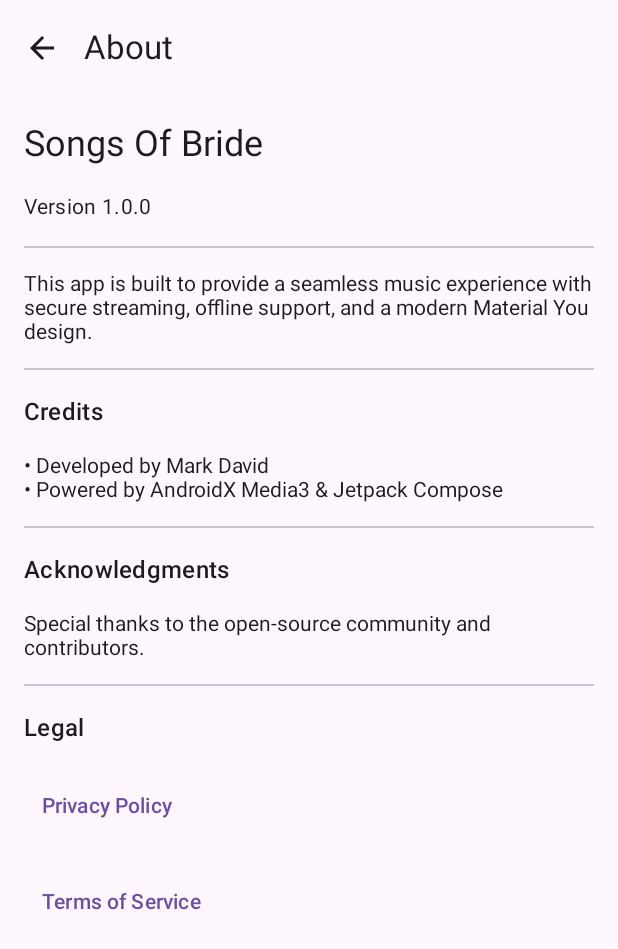
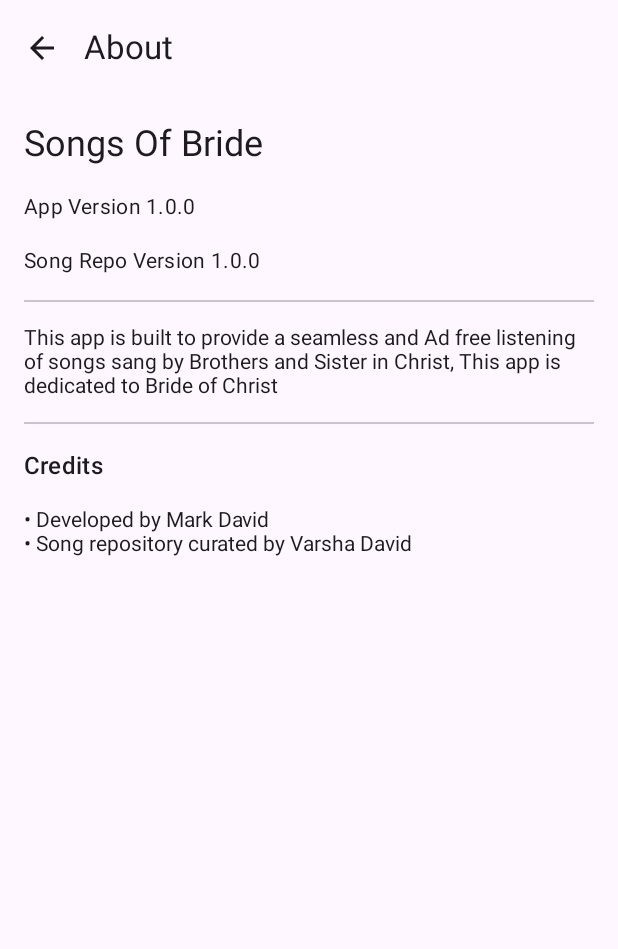
Before and after one commit to El-DMark/SongBook-Android, an Android app built with Jetpack Compose: the AboutScreen screen opened through its navigation route, on a phone screen of 412 x 824 dp. Shown: the top 949 px of the screen. Run offline under Robolectric (Android 15) with nearby library versions, the phone set to English and light mode, and no system bars; our stand-ins replace Shimmer; libraries missing offline, so code that uses them is left out: kotlinx.coroutines.guava; pictures from the network do not load; 9 statements that could not run were skipped.

```diff
--- a/app/src/main/java/com/paam/songbook/ui/about/AboutScreen.kt
+++ b/app/src/main/java/com/paam/songbook/ui/about/AboutScreen.kt
@@ -32,34 +32,35 @@ fun AboutScreen(
             verticalArrangement = Arrangement.spacedBy(16.dp)
         ) {
             Text("Songs Of Bride", style = MaterialTheme.typography.headlineSmall)
-            Text("Version 1.0.0", style = MaterialTheme.typography.bodyMedium)
+            Text("App Version 1.0.0", style = MaterialTheme.typography.bodyMedium)
+            Text("Song Repo Version 1.0.0", style = MaterialTheme.typography.bodyMedium)
 
             Divider()
 
             Text(
-                "This app is built to provide a seamless music experience with secure streaming, " +
-                        "offline support, and a modern Material You design."
+                "This app is built to provide a seamless and Ad free listening of songs sang by Brothers and Sister in Christ, " +
+                        "This app is dedicated to Bride of Christ"
             )
 
             Divider()
 
             Text("Credits", style = MaterialTheme.typography.titleMedium)
-            Text("• Developed by Mark David\n• Powered by AndroidX Media3 & Jetpack Compose")
+            Text("• Developed by Mark David\n• Song repository curated by Varsha David")
 
-            Divider()
+ //           Divider()
 
-            Text("Acknowledgments", style = MaterialTheme.typography.titleMedium)
-            Text("Special thanks to the open-source community and contributors.")
+//            Text("Acknowledgments", style = MaterialTheme.typography.titleMedium)
+//            Text("Songs and their lyrics are not belong to me")
 
-            Divider()
-
-            Text("Legal", style = MaterialTheme.typography.titleMedium)
-            TextButton(onClick = { /* TODO: open Privacy Policy */ }) {
-                Text("Privacy Policy")
-            }
-            TextButton(onClick = { /* TODO: open Terms of Service */ }) {
-                Text("Terms of Service")
-            }
+//            Divider()
+//
+//            Text("Legal", style = MaterialTheme.typography.titleMedium)
+//            TextButton(onClick = { /* TODO: open Privacy Policy */ }) {
+//                Text("Privacy Policy")
+//            }
+//            TextButton(onClick = { /* TODO: open Terms of Service */ }) {
+//                Text("Terms of Service")
+//            }
         }
     }
 }
--- a/app/src/main/java/com/paam/songbook/ui/fullplayer/FullPlayer.kt
+++ b/app/src/main/java/com/paam/songbook/ui/fullplayer/FullPlayer.kt
@@ -148,8 +148,9 @@ fun FullPlayer(
                     if (showLyrics && fetchedLyrics == null && matchedLyrics != null) {
                         coroutineScope.launch {
                             fetchedLyrics = buildString {
+                                appendLine("Chorus:\n${matchedLyrics.chorus}")
                                 matchedLyrics.verses.forEach { appendLine(it).appendLine() }
-                                appendLine("Chorus:\n${matchedLyrics.chorus}")
+
                             }
                         }
                     }
--- a/app/src/main/java/com/paam/songbook/ui/fullplayer/LyricsDisplay.kt
+++ b/app/src/main/java/com/paam/songbook/ui/fullplayer/LyricsDisplay.kt
@@ -12,6 +12,7 @@ import androidx.compose.ui.Modifier
 import androidx.compose.ui.draw.clip
 import androidx.compose.ui.graphics.Brush
 import androidx.compose.ui.graphics.Color
+import androidx.compose.ui.text.style.TextAlign
 import androidx.compose.ui.unit.dp
 
 @Composable
@@ -35,8 +36,10 @@ fun LyricsDisplay(
         ) {
             Text(
                 text = fetchedLyrics ?: "Loading lyrics...",
-                style = MaterialTheme.typography.bodyMedium,
-                color = textColor // ✅ adaptive tint
+                style = MaterialTheme.typography.bodyLarge,
+                color = textColor, // ✅ adaptive tint,
+                modifier =Modifier.fillMaxWidth(),
+                textAlign = androidx.compose.ui.text.style.TextAlign.Center
             )
         }
 
--- a/app/src/main/java/com/paam/songbook/ui/fullplayer/SongInfoSection.kt
+++ b/app/src/main/java/com/paam/songbook/ui/fullplayer/SongInfoSection.kt
@@ -1,12 +1,17 @@
 package com.paam.songbook.ui.fullplayer
 
+import androidx.compose.foundation.layout.fillMaxWidth
 import androidx.compose.material3.MaterialTheme
 import androidx.compose.material3.Text
 import androidx.compose.runtime.Composable
+import androidx.compose.ui.Modifier
 import androidx.compose.ui.graphics.Color
 
 @Composable
 fun SongInfoSection(title: String, artist: String, textColor: Color) {
-    Text(title, style = MaterialTheme.typography.titleLarge, color = textColor)
+    Text(title, style = MaterialTheme.typography.titleLarge, color = textColor ,
+        modifier =Modifier.fillMaxWidth(),
+        textAlign = androidx.compose.ui.text.style.TextAlign.Center
+    )
     Text(artist, style = MaterialTheme.typography.bodyMedium, color = textColor.copy(alpha = 0.8f))
 }
--- a/app/src/main/java/com/paam/songbook/ui/home/HomeScreen.kt
+++ b/app/src/main/java/com/paam/songbook/ui/home/HomeScreen.kt
@@ -1,10 +1,6 @@
 package com.paam.songbook.ui.home
 
-import androidx.compose.foundation.ExperimentalFoundationApi
 import androidx.compose.foundation.layout.*
-import androidx.compose.foundation.pager.HorizontalPager
-import androidx.compose.foundation.pager.rememberPagerState
-import androidx.compose.foundation.pager.PagerDefaults
 import androidx.compose.material3.*
 import androidx.compose.runtime.*
 import androidx.compose.ui.Modifier
@@ -14,9 +10,8 @@ import androidx.navigation.NavController
 import com.paam.songbook.model.Song
 import com.paam.songbook.media.toMediaItem
 import com.paam.songbook.ui.components.*
-import kotlinx.coroutines.launch
 
-@OptIn(ExperimentalMaterial3Api::class, ExperimentalFoundationApi::class)
+@OptIn(ExperimentalMaterial3Api::class)
 @Composable
 fun HomeScreen(
     songs: List<Song>,
@@ -26,9 +21,6 @@ fun HomeScreen(
     modifier: Modifier = Modifier
 ) {
     var selectedLanguage by remember { mutableStateOf<String?>(null) }
-    val scope = rememberCoroutineScope()
-    val tabs = listOf("Language")
-    val pagerState = rememberPagerState(initialPage = 0, pageCount = { tabs.size })
 
     Column(
         modifier = modifier
@@ -49,35 +41,19 @@ fun HomeScreen(
             }
         )
 
-        // 🔹 Filter tabs (Language, Artist, etc.)
-        TabRow(selectedTabIndex = pagerState.currentPage) {
-            tabs.forEachIndexed { index, title ->
-                Tab(
-                    selected = pagerState.currentPage == index,
-                    onClick = { scope.launch { pagerState.animateScrollToPage(index) } }
-                )
-            }
-        }
-
-        // 🔹 Pager for filters
-        HorizontalPager(
-            state = pagerState,
-            modifier = Modifier.fillMaxWidth(),
-            flingBehavior = PagerDefaults.flingBehavior(state = pagerState)
-        ) { page ->
-            when (page) {
-                0 -> LanguageFilterRow(
-                    languages = listOf("Hindi", "English"),
-                    selectedLanguage = selectedLanguage,
-                    onLanguageSelected = { selectedLanguage = it }
-                )
-            }
-        }
+        // 🔹 Language filter row (direct, no pager)
+        LanguageFilterRow(
+            languages = listOf("Hindi", "English"),
+            selectedLanguage = selectedLanguage,
+            onLanguageSelected = { selectedLanguage = it }
+        )
 
         // 🔹 Apply filters + search
         val filteredSongs = songs.filter {
             (selectedLanguage == null || it.Language == selectedLanguage) &&
-                    (query.isBlank() || it.title.contains(query, ignoreCase = true) || it.artist.contains(query, ignoreCase = true))
+                    (query.isBlank() ||
+                            it.title.contains(query, ignoreCase = true) ||
+                            it.artist.contains(query, ignoreCase = true))
         }
 
         // 🔹 Song list
--- a/app/src/main/java/com/paam/songbook/ui/main/MainScreen.kt
+++ b/app/src/main/java/com/paam/songbook/ui/main/MainScreen.kt
@@ -171,7 +171,7 @@ fun MainScreen(
                         }
                     )
                     3 -> PlaylistScreen(
-                        playlists = listOf("Favorites", "Wedding Mix"),
+                        playlists = listOf("Favorites", "Cloud"),
                         onPlaylistSelected = { playlist ->
                             navController.navigate("playlist/$playlist")
                         }
```
